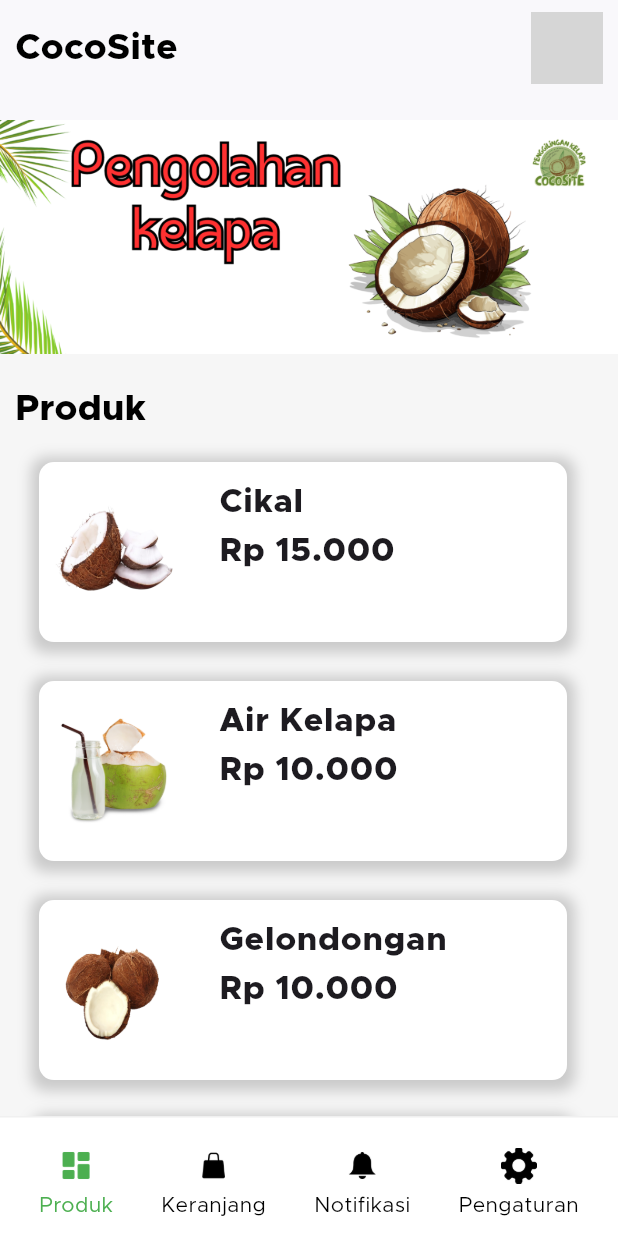
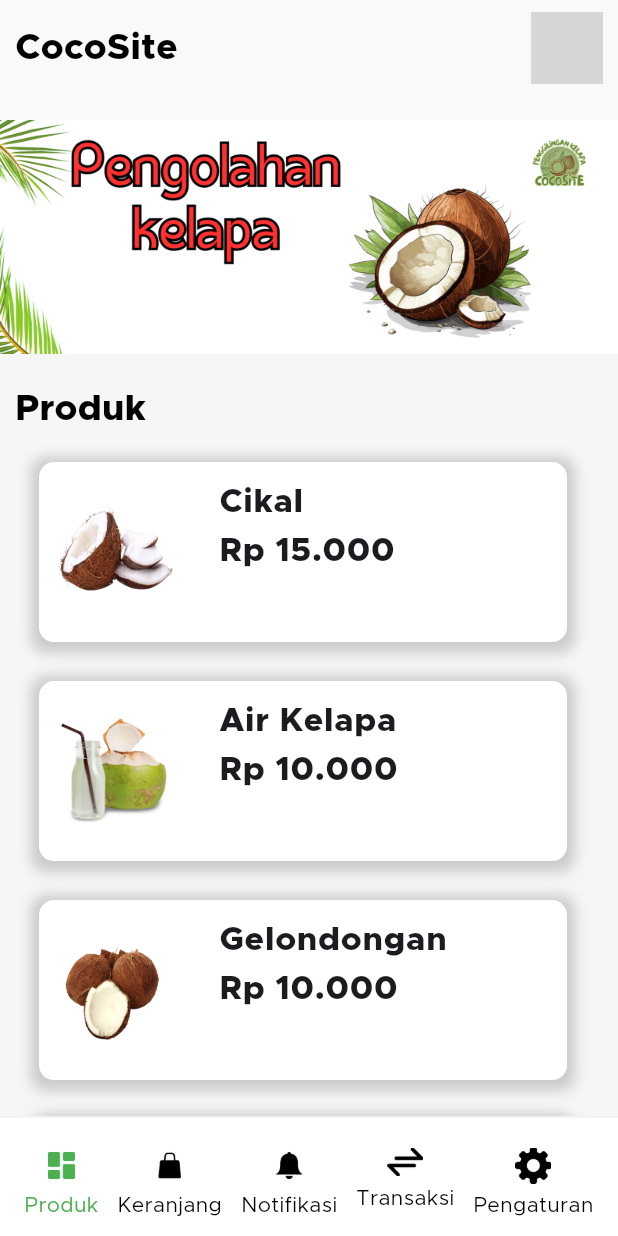
Before and after one commit to YudiHerlambang/Mobile-CoCoSite, a Flutter app: the screen it shows after launch, after a tap on "Masuk", on a phone screen of 412 x 824 dp. Run offline on Flutter 3.47's test engine with Material 3 defaults, Android fonts, the phone set to English and light mode, and no system bars; missing offline and left inert: icon_badge; grey boxes are pictures that could not be loaded.

Commit message:
Update Tampilan

```diff
--- a/lib/page/cart_page.dart
+++ b/lib/page/cart_page.dart
@@ -1,6 +1,5 @@
 import 'package:flutter/material.dart';
 import 'package:mobile/utils/color.dart';
-// import 'package:mobile/widgets/product_cart.dart';
 
 class CartPage extends StatefulWidget {
   const CartPage({super.key});
@@ -10,21 +9,68 @@ class CartPage extends StatefulWidget {
 }
 
 class _CartPageState extends State<CartPage> {
+  List<Map<String, dynamic>> products = [
+    {
+      'id': 1,
+      'name': 'Kelapa Muda',
+      'price': 5000,
+      'quantity': 2,
+      'image': 'assets/images/kelapa.jpg',
+    },
+    {
+      'id': 2,
+      'name': 'Kelapa Parut',
+      'price': 10000,
+      'quantity': 1,
+      'image': 'assets/images/kelapaParut.png',
+    },
+  ];
+
   @override
   Widget build(BuildContext context) {
     return Scaffold(
       backgroundColor: CustomColor.backgroundColor,
       body: Container(
         padding: const EdgeInsets.only(top: 35, left: 10, right: 10),
-        child: const Text(
-          "Keranjang",
-          style: TextStyle(
-            fontSize: 22,
-            fontWeight: FontWeight.w800
-          ),
+        child: Column(
+          crossAxisAlignment: CrossAxisAlignment.start,
+          children: [
+            Text(
+              "Keranjang",
+              style: TextStyle(
+                fontSize: 22,
+                fontWeight: FontWeight.w800,
+              ),
+            ),
+            SizedBox(height: 20),
+            Expanded(
+              child: ListView.builder(
+                itemCount: products.length,
+                itemBuilder: (context, index) {
+                  final product = products[index];
+                  return ListTile(
+                    leading: Image.asset(
+                      product['image'],
+                      width: 60,
+                      height: 60,
+                      fit: BoxFit.cover,
+                    ),
+                    title: Text(product['name']),
+                    subtitle:
+                        Text('Rp ${product['price']} x ${product['quantity']}'),
+                    trailing: IconButton(
+                      icon: Icon(Icons.delete),
+                      onPressed: () {
+                        // Implement delete functionality
+                      },
+                    ),
+                  );
+                },
+              ),
+            ),
+          ],
         ),
       ),
-
     );
   }
 }
--- a/lib/page/main_app.dart
+++ b/lib/page/main_app.dart
@@ -2,6 +2,8 @@ import 'package:flutter/material.dart';
 import 'package:mobile/page/cart_page.dart';
 import 'package:mobile/page/product_main.dart';
 import 'package:mobile/page/setting_page.dart';
+import 'package:mobile/page/transaction_page.dart';
+import 'package:mobile/page/notification_page.dart';
 import 'package:mobile/utils/color.dart';
 
 class MainAppPage extends StatefulWidget {
@@ -29,9 +31,8 @@ class _MainAppPageState extends State<MainAppPage> {
       children: [
         ProductMainPage(size: MediaQuery.of(context).size),
         CartPage(),
-        Container(
-          child: Text("Nnotifikasi", style: TextStyle(fontSize: 20),),
-        ),
+        NotificationPage(),
+        TransactionPage(),
         SettingPage(),
       ],
     );
@@ -42,12 +43,14 @@ class _MainAppPageState extends State<MainAppPage> {
       "assets/images/icon-dashboard.png",
       "assets/images/icon-shop.png",
       "assets/images/icon-bell.png",
+      "assets/images/icon-transaction.png",
       "assets/images/icon-setting.png",
     ];
     List textItems = [
       "Produk",
       "Keranjang",
       "Notifikasi",
+      "Transaksi",
       "Pengaturan",
     ];
 
@@ -63,7 +66,8 @@ class _MainAppPageState extends State<MainAppPage> {
         ),
       ),
       child: Padding(
-        padding: const EdgeInsets.only(top: 20, bottom: 10,left: 10, right: 10),
+        padding:
+            const EdgeInsets.only(top: 20, bottom: 10, left: 10, right: 10),
         child: Row(
           mainAxisAlignment: MainAxisAlignment.spaceAround,
           children: List.generate(iconItems.length, (index) {
@@ -78,7 +82,7 @@ class _MainAppPageState extends State<MainAppPage> {
                   Image.asset(
                     iconItems[index],
                     width: 24,
-                    color: pageIndex == index? Colors.green : Colors.black,
+                    color: pageIndex == index ? Colors.green : Colors.black,
                   ),
                   const SizedBox(
                     height: 5,
@@ -87,7 +91,7 @@ class _MainAppPageState extends State<MainAppPage> {
                     textItems[index],
                     style: TextStyle(
                       fontWeight: FontWeight.w400,
-                      color: pageIndex == index? Colors.green : Colors.black,
+                      color: pageIndex == index ? Colors.green : Colors.black,
                     ),
                   ),
                 ],
--- /dev/null
+++ b/lib/page/notification_page.dart
@@ -0,0 +1,57 @@
+import 'package:flutter/material.dart';
+import 'package:mobile/page/main_app.dart'; // Impor halaman main_app
+
+class NotificationPage extends StatelessWidget {
+  @override
+  Widget build(BuildContext context) {
+    // Dummy data untuk notifikasi
+    List<Map<String, String>> notifications = [
+      {"title": "Pesanan Diterima", "body": "Pesanan Anda telah diterima."},
+      {
+        "title": "Pembayaran Berhasil",
+        "body": "Pembayaran Anda telah berhasil."
+      },
+      {
+        "title": "Pengiriman Dimulai",
+        "body": "Pesanan Anda sedang dalam perjalanan."
+      },
+      {"title": "Pesanan Selesai", "body": "Pesanan Anda telah selesai."},
+    ];
+
+    return Scaffold(
+      appBar: AppBar(
+        title: Text('Notifikasi'),
+        leading: IconButton(
+          icon: Icon(Icons.arrow_back),
+          onPressed: () {
+            Navigator.pushReplacement(
+              context,
+              MaterialPageRoute(builder: (context) => MainAppPage()),
+            );
+          },
+        ),
+      ),
+      body: ListView.builder(
+        itemCount: notifications.length,
+        itemBuilder: (context, index) {
+          return Container(
+            padding: EdgeInsets.all(10),
+            margin: EdgeInsets.symmetric(vertical: 5, horizontal: 10),
+            decoration: BoxDecoration(
+              color: Colors.grey[200],
+              borderRadius: BorderRadius.circular(10),
+            ),
+            child: ListTile(
+              title: Text(
+                notifications[index]["title"]!,
+                style: TextStyle(fontWeight: FontWeight.bold),
+              ),
+              subtitle: Text(notifications[index]["body"]!),
+              leading: Icon(Icons.notifications),
+            ),
+          );
+        },
+      ),
+    );
+  }
+}
--- /dev/null
+++ b/lib/page/transaction_page.dart
@@ -0,0 +1,164 @@
+import 'package:flutter/material.dart';
+import 'package:mobile/page/main_app.dart'; // Pastikan jalur impor sesuai dengan struktur direktori Anda
+
+// Dummy data transaksi
+class Transaction {
+  final String productName;
+  final int quantity;
+  final double price;
+  final DateTime date;
+
+  Transaction({
+    required this.productName,
+    required this.quantity,
+    required this.price,
+    required this.date,
+  });
+}
+
+// List dummy transactions
+List<Transaction> dummyTransactions = [
+  Transaction(
+      productName: "Cikal",
+      quantity: 1,
+      price: 15000,
+      date: DateTime.now().subtract(Duration(days: 5))),
+  Transaction(
+      productName: "Gelondongan",
+      quantity: 1,
+      price: 10000,
+      date: DateTime.now().subtract(Duration(days: 12))),
+  Transaction(
+      productName: "Batok",
+      quantity: 1,
+      price: 7000,
+      date: DateTime.now().subtract(Duration(days: 25))),
+  Transaction(
+      productName: "Kelapa Parut",
+      quantity: 1,
+      price: 14000,
+      date: DateTime.now().subtract(Duration(days: 2))),
+  Transaction(
+      productName: "Santan",
+      quantity: 1,
+      price: 15000,
+      date: DateTime.now().subtract(Duration(days: 8))),
+];
+
+// Fungsi untuk memfilter transaksi berdasarkan bulan
+List<Transaction> filterTransactionsByMonth(
+    List<Transaction> transactions, int month, int year) {
+  return transactions
+      .where((transaction) =>
+          transaction.date.month == month && transaction.date.year == year)
+      .toList();
+}
+
+class TransactionPage extends StatelessWidget {
+  @override
+  Widget build(BuildContext context) {
+    // Hitung total bulan ini dan bulan lalu
+    final now = DateTime.now();
+    final thisMonth = now.month;
+    final thisYear = now.year;
+    final lastMonth = now.month - 1 == 0 ? 12 : now.month - 1;
+    final lastYear = lastMonth == 12 ? now.year - 1 : now.year;
+
+    List<Transaction> thisMonthTransactions =
+        filterTransactionsByMonth(dummyTransactions, thisMonth, thisYear);
+    List<Transaction> lastMonthTransactions =
+        filterTransactionsByMonth(dummyTransactions, lastMonth, lastYear);
+
+    double totalThisMonth = thisMonthTransactions.fold(
+        0.0,
+        (previousValue, transaction) =>
+            previousValue + transaction.price * transaction.quantity);
+    double totalLastMonth = lastMonthTransactions.fold(
+        0.0,
+        (previousValue, transaction) =>
+            previousValue + transaction.price * transaction.quantity);
+
+    return Scaffold(
+      appBar: AppBar(
+        title: Text('Transaksi'),
+        leading: IconButton(
+          icon: Icon(Icons.arrow_back),
+          onPressed: () {
+            // Menggunakan Navigator untuk kembali ke MainAppPage
+            Navigator.pushReplacement(
+              context,
+              MaterialPageRoute(builder: (context) => MainAppPage()),
+            );
+          },
+        ),
+      ),
+      body: ListView(
+        children: [
+          _buildMonthSection(
+              'bulan ini', totalThisMonth, thisMonthTransactions),
+          _buildMonthSection(
+              _getMonthName(lastMonth), totalLastMonth, lastMonthTransactions),
+        ],
+      ),
+    );
+  }
+
+  String _getMonthName(int month) {
+    switch (month) {
+      case 1:
+        return 'Januari';
+      case 2:
+        return 'Februari';
+      case 3:
+        return 'Maret';
+      case 4:
+        return 'April';
+      case 5:
+        return 'Mei';
+      case 6:
+        return 'Juni';
+      case 7:
+        return 'Juli';
+      case 8:
+        return 'Agustus';
+      case 9:
+        return 'September';
+      case 10:
+        return 'Oktober';
+      case 11:
+        return 'November';
+      case 12:
+        return 'Desember';
+      default:
+        return '';
+    }
+  }
+
+  Widget _buildMonthSection(
+      String monthTitle, double totalAmount, List<Transaction> transactions) {
+    return Column(
+      crossAxisAlignment: CrossAxisAlignment.start,
+      children: [
+        ListTile(
+          title: Text(monthTitle),
+          trailing: Text('\$ ${totalAmount.toStringAsFixed(2)}'),
+        ),
+        ListView.builder(
+          shrinkWrap: true,
+          physics: NeverScrollableScrollPhysics(),
+          itemCount: transactions.length,
+          itemBuilder: (context, index) {
+            final transaction = transactions[index];
+            return ListTile(
+              title: Text(transaction.productName),
+              subtitle: Text(
+                  'Qty: ${transaction.quantity} | Price: ${transaction.price.toStringAsFixed(2)}'),
+              // Tidak menggunakan CircleAvatar untuk nomor urut
+            );
+          },
+        ),
+        SizedBox(height: 10),
+      ],
+    );
+  }
+}
```
Also changed, not shown: assets/images/icon-transaction.png (added).
